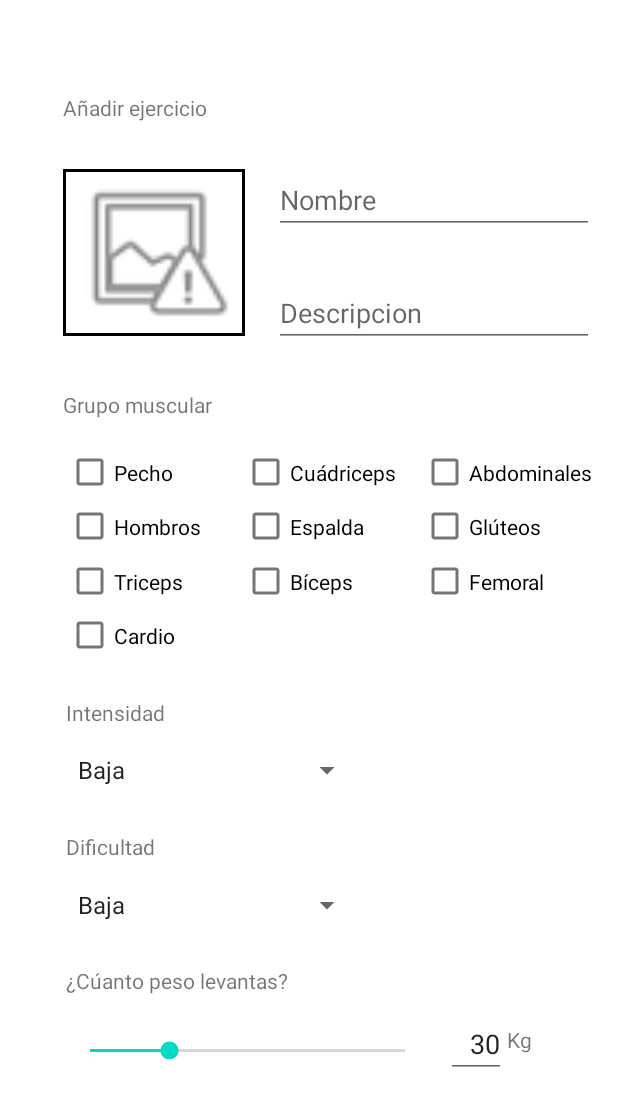
After one commit to anderct105/workit, an Android app: the AddElementoFragment screen opened through its navigation route, on a phone screen of 412 x 824 dp. The commit adds this screen. Shown: the top 1106 px of the screen. Run offline under Robolectric (Android 15) with nearby library versions, the phone set to English and light mode, and no system bars.

Commit message:
Hecho pantalla de añadir ejercicio

```diff
--- /dev/null
+++ b/app/src/main/java/ehu/das/workit/AddElementoFragment.java
@@ -0,0 +1,87 @@
+package ehu.das.workit;
+
+import android.os.Bundle;
+
+import androidx.annotation.Nullable;
+import androidx.fragment.app.Fragment;
+import androidx.navigation.Navigation;
+
+import android.text.Editable;
+import android.text.TextWatcher;
+import android.view.LayoutInflater;
+import android.view.View;
+import android.view.ViewGroup;
+import android.widget.EditText;
+import android.widget.SeekBar;
+import android.widget.Toast;
+
+import java.time.Duration;
+
+/**
+ * A simple {@link Fragment} subclass.
+ * Use the {@link AddElementoFragment} factory method to
+ * create an instance of this fragment.
+ */
+public class AddElementoFragment extends Fragment implements IOnBackPressed {
+
+
+    @Override
+    public void onCreate(Bundle savedInstanceState) {
+        super.onCreate(savedInstanceState);
+    }
+
+    @Override
+    public View onCreateView(LayoutInflater inflater, ViewGroup container,
+                             Bundle savedInstanceState) {
+        // Inflate the layout for this fragment
+        return inflater.inflate(R.layout.fragment_add_elemento, container, false);
+    }
+
+    @Override
+    public void onActivityCreated(@Nullable Bundle savedInstanceState) {
+        super.onActivityCreated(savedInstanceState);
+        EditText et = getActivity().findViewById(R.id.valorPeso);
+        SeekBar seekBar = getActivity().findViewById(R.id.peso);
+        seekBar.setOnSeekBarChangeListener(new SeekBar.OnSeekBarChangeListener() {
+            @Override
+            public void onProgressChanged(SeekBar seekBar, int progress, boolean fromUser) {
+                et.setText(progress);
+            }
+
+            @Override
+            public void onStartTrackingTouch(SeekBar seekBar) {
+
+            }
+
+            @Override
+            public void onStopTrackingTouch(SeekBar seekBar) {
+
+            }
+        });
+        et.addTextChangedListener(new TextWatcher() {
+            @Override
+            public void beforeTextChanged(CharSequence s, int start, int count, int after) {
+
+            }
+
+            @Override
+            public void onTextChanged(CharSequence s, int start, int before, int count) {
+                int d = Integer.parseInt(String.valueOf(et.getText()));
+                seekBar.setProgress(d);
+            }
+
+            @Override
+            public void afterTextChanged(Editable s) {
+
+            }
+        });
+  }
+
+
+    @Override
+    public boolean onBackPressed() {
+        Toast.makeText(getContext(), "hola", Toast.LENGTH_LONG).show();
+        Navigation.findNavController(getView()).navigate(R.id.action_addElementoFragment_to_menuFragment);
+        return false;
+    }
+}
--- /dev/null
+++ b/app/src/main/java/ehu/das/workit/IOnBackPressed.java
@@ -0,0 +1,5 @@
+package ehu.das.workit;
+
+public interface IOnBackPressed {
+    boolean onBackPressed();
+}
--- a/app/src/main/java/ehu/das/workit/MenuFragment.java
+++ b/app/src/main/java/ehu/das/workit/MenuFragment.java
@@ -8,6 +8,7 @@ import androidx.annotation.Nullable;
 import androidx.fragment.app.Fragment;
 import androidx.fragment.app.FragmentManager;
 import androidx.fragment.app.FragmentStatePagerAdapter;
+import androidx.navigation.Navigation;
 import androidx.viewpager.widget.PagerAdapter;
 import androidx.viewpager.widget.ViewPager;
 import androidx.viewpager2.widget.ViewPager2;
@@ -48,6 +49,10 @@ public class MenuFragment extends Fragment {
         addContenido.setColorFilter(Color.WHITE);
         ImageButton configuracion = getActivity().findViewById(R.id.configuracion);
         configuracion.setColorFilter(Color.WHITE);
+        addContenido.setOnClickListener(v -> {
+            AñadirDialog ad = new AñadirDialog(configuracion);
+            ad.show(getActivity().getSupportFragmentManager(), "añadir");
+        });
         mPager = (ViewPager) getActivity().findViewById(R.id.viewPage);
         pagerAdapter = new ViewPagerAdapter(getActivity().getSupportFragmentManager());
         pagerAdapter.addFragment(new RutinasFragment(),"rutinas");
--- /dev/null
+++ b/app/src/main/res/layout/fragment_add_elemento.xml
@@ -0,0 +1,299 @@
+<?xml version="1.0" encoding="utf-8"?>
+<FrameLayout xmlns:android="http://schemas.android.com/apk/res/android"
+    xmlns:app="http://schemas.android.com/apk/res-auto"
+    xmlns:tools="http://schemas.android.com/tools"
+    android:layout_width="match_parent"
+    android:layout_height="match_parent"
+    tools:context=".AddElementoFragment">
+
+    <androidx.constraintlayout.widget.ConstraintLayout
+        android:layout_width="match_parent"
+        android:layout_height="match_parent">
+
+        <CheckBox
+            android:id="@+id/pecho7"
+            android:layout_width="119dp"
+            android:layout_height="43dp"
+            android:text="Cuádriceps"
+            app:layout_constraintBottom_toBottomOf="parent"
+            app:layout_constraintEnd_toEndOf="parent"
+            app:layout_constraintHorizontal_bias="0.551"
+            app:layout_constraintStart_toStartOf="parent"
+            app:layout_constraintTop_toTopOf="parent"
+            app:layout_constraintVertical_bias="0.376" />
+
+        <CheckBox
+            android:id="@+id/pecho11"
+            android:layout_width="119dp"
+            android:layout_height="43dp"
+            android:text="Glúteos"
+            app:layout_constraintBottom_toBottomOf="parent"
+            app:layout_constraintEnd_toEndOf="parent"
+            app:layout_constraintHorizontal_bias="0.958"
+            app:layout_constraintStart_toStartOf="parent"
+            app:layout_constraintTop_toTopOf="parent"
+            app:layout_constraintVertical_bias="0.422" />
+
+        <CheckBox
+            android:id="@+id/pecho12"
+            android:layout_width="119dp"
+            android:layout_height="43dp"
+            android:text="Femoral"
+            app:layout_constraintBottom_toBottomOf="parent"
+            app:layout_constraintEnd_toEndOf="parent"
+            app:layout_constraintHorizontal_bias="0.958"
+            app:layout_constraintStart_toStartOf="parent"
+            app:layout_constraintTop_toTopOf="parent"
+            app:layout_constraintVertical_bias="0.469" />
+
+        <CheckBox
+            android:id="@+id/pecho10"
+            android:layout_width="119dp"
+            android:layout_height="43dp"
+            android:text="Abdominales"
+            app:layout_constraintBottom_toBottomOf="parent"
+            app:layout_constraintEnd_toEndOf="parent"
+            app:layout_constraintHorizontal_bias="0.958"
+            app:layout_constraintStart_toStartOf="parent"
+            app:layout_constraintTop_toTopOf="parent"
+            app:layout_constraintVertical_bias="0.376" />
+
+        <CheckBox
+            android:id="@+id/pecho8"
+            android:layout_width="119dp"
+            android:layout_height="43dp"
+            android:text="Espalda"
+            app:layout_constraintBottom_toBottomOf="parent"
+            app:layout_constraintEnd_toEndOf="parent"
+            app:layout_constraintHorizontal_bias="0.551"
+            app:layout_constraintStart_toStartOf="parent"
+            app:layout_constraintTop_toTopOf="parent"
+            app:layout_constraintVertical_bias="0.422" />
+
+        <CheckBox
+            android:id="@+id/pecho9"
+            android:layout_width="119dp"
+            android:layout_height="43dp"
+            android:text="Bíceps"
+            app:layout_constraintBottom_toBottomOf="parent"
+            app:layout_constraintEnd_toEndOf="parent"
+            app:layout_constraintHorizontal_bias="0.551"
+            app:layout_constraintStart_toStartOf="parent"
+            app:layout_constraintTop_toTopOf="parent"
+            app:layout_constraintVertical_bias="0.469" />
+
+        <TextView
+            android:id="@+id/tituloAddEjercicio"
+            android:layout_width="wrap_content"
+            android:layout_height="wrap_content"
+            android:text="Añadir ejercicio"
+            app:layout_constraintBottom_toBottomOf="parent"
+            app:layout_constraintEnd_toEndOf="parent"
+            app:layout_constraintHorizontal_bias="0.133"
+            app:layout_constraintStart_toStartOf="parent"
+            app:layout_constraintTop_toTopOf="parent"
+            app:layout_constraintVertical_bias="0.077" />
+
+        <ImageView
+            android:id="@+id/imageView"
+            android:layout_width="121dp"
+            android:layout_height="111dp"
+            android:background="@layout/image_border"
+            android:src="@android:drawable/ic_menu_report_image"
+            app:layout_constraintBottom_toBottomOf="parent"
+            app:layout_constraintEnd_toEndOf="parent"
+            app:layout_constraintHorizontal_bias="0.144"
+            app:layout_constraintStart_toStartOf="parent"
+            app:layout_constraintTop_toTopOf="parent"
+            app:layout_constraintVertical_bias="0.158" />
+
+        <EditText
+            android:id="@+id/editTextTextPersonName"
+            android:layout_width="wrap_content"
+            android:layout_height="wrap_content"
+            android:ems="10"
+            android:hint="Nombre"
+            android:inputType="textPersonName"
+            app:layout_constraintBottom_toBottomOf="parent"
+            app:layout_constraintEnd_toEndOf="parent"
+            app:layout_constraintHorizontal_bias="0.92"
+            app:layout_constraintStart_toStartOf="parent"
+            app:layout_constraintTop_toTopOf="parent"
+            app:layout_constraintVertical_bias="0.142" />
+
+        <EditText
+            android:id="@+id/editTextTextPersonName2"
+            android:layout_width="wrap_content"
+            android:layout_height="wrap_content"
+            android:ems="10"
+            android:hint="Descripcion"
+            android:inputType="textPersonName"
+            app:layout_constraintBottom_toBottomOf="parent"
+            app:layout_constraintEnd_toEndOf="parent"
+            app:layout_constraintHorizontal_bias="0.92"
+            app:layout_constraintStart_toStartOf="parent"
+            app:layout_constraintTop_toTopOf="parent"
+            app:layout_constraintVertical_bias="0.239" />
+
+        <TextView
+            android:layout_width="wrap_content"
+            android:layout_height="wrap_content"
+            android:text="Grupo muscular"
+            app:layout_constraintBottom_toBottomOf="parent"
+            app:layout_constraintEnd_toEndOf="parent"
+            app:layout_constraintHorizontal_bias="0.134"
+            app:layout_constraintStart_toStartOf="parent"
+            app:layout_constraintTop_toTopOf="parent"
+            app:layout_constraintVertical_bias="0.323" />
+
+        <TextView
+            android:id="@+id/textView4"
+            android:layout_width="wrap_content"
+            android:layout_height="wrap_content"
+            android:text="Dificultad"
+            app:layout_constraintBottom_toBottomOf="parent"
+            app:layout_constraintEnd_toEndOf="parent"
+            app:layout_constraintHorizontal_bias="0.125"
+            app:layout_constraintStart_toStartOf="parent"
+            app:layout_constraintTop_toTopOf="parent"
+            app:layout_constraintVertical_bias="0.689" />
+
+        <TextView
+            android:id="@+id/textView2"
+            android:layout_width="wrap_content"
+            android:layout_height="wrap_content"
+            android:text="Intensidad"
+            app:layout_constraintBottom_toBottomOf="parent"
+            app:layout_constraintEnd_toEndOf="parent"
+            app:layout_constraintHorizontal_bias="0.127"
+            app:layout_constraintStart_toStartOf="parent"
+            app:layout_constraintTop_toTopOf="parent"
+            app:layout_constraintVertical_bias="0.578" />
+
+        <Spinner
+            android:id="@+id/spinner"
+            android:layout_width="198dp"
+            android:layout_height="33dp"
+            android:entries="@array/intensidad"
+            app:layout_constraintBottom_toBottomOf="parent"
+            app:layout_constraintEnd_toEndOf="parent"
+            app:layout_constraintHorizontal_bias="0.206"
+            app:layout_constraintStart_toStartOf="parent"
+            app:layout_constraintTop_toTopOf="parent"
+            app:layout_constraintVertical_bias="0.628" />
+
+        <Spinner
+            android:id="@+id/spinner2"
+            android:layout_width="198dp"
+            android:layout_height="33dp"
+            android:entries="@array/intensidad"
+            app:layout_constraintBottom_toBottomOf="parent"
+            app:layout_constraintEnd_toEndOf="parent"
+            app:layout_constraintHorizontal_bias="0.206"
+            app:layout_constraintStart_toStartOf="parent"
+            app:layout_constraintTop_toTopOf="parent"
+            app:layout_constraintVertical_bias="0.742" />
+
+        <CheckBox
+            android:id="@+id/pecho"
+            android:layout_width="119dp"
+            android:layout_height="43dp"
+            android:text="Pecho"
+            app:layout_constraintBottom_toBottomOf="parent"
+            app:layout_constraintEnd_toEndOf="parent"
+            app:layout_constraintHorizontal_bias="0.15"
+            app:layout_constraintStart_toStartOf="parent"
+            app:layout_constraintTop_toTopOf="parent"
+            app:layout_constraintVertical_bias="0.376" />
+
+        <CheckBox
+            android:id="@+id/pecho2"
+            android:layout_width="119dp"
+            android:layout_height="43dp"
+            android:text="Hombros"
+            app:layout_constraintBottom_toBottomOf="parent"
+            app:layout_constraintEnd_toEndOf="parent"
+            app:layout_constraintHorizontal_bias="0.15"
+            app:layout_constraintStart_toStartOf="parent"
+            app:layout_constraintTop_toTopOf="parent"
+            app:layout_constraintVertical_bias="0.422" />
+
+        <CheckBox
+            android:id="@+id/pecho3"
+            android:layout_width="119dp"
+            android:layout_height="43dp"
+            android:text="Triceps"
+            app:layout_constraintBottom_toBottomOf="parent"
+            app:layout_constraintEnd_toEndOf="parent"
+            app:layout_constraintHorizontal_bias="0.15"
+            app:layout_constraintStart_toStartOf="parent"
+            app:layout_constraintTop_toTopOf="parent"
+            app:layout_constraintVertical_bias="0.469" />
+
+        <CheckBox
+            android:id="@+id/pecho13"
+            android:layout_width="119dp"
+            android:layout_height="43dp"
+            android:text="Cardio"
+            app:layout_constraintBottom_toBottomOf="parent"
+            app:layout_constraintEnd_toEndOf="parent"
+            app:layout_constraintHorizontal_bias="0.15"
+            app:layout_constraintStart_toStartOf="parent"
+            app:layout_constraintTop_toTopOf="parent"
+            app:layout_constraintVertical_bias="0.515" />
+
+        <SeekBar
+            android:id="@+id/peso"
+            style="@android:style/Widget.DeviceDefault.Light.SeekBar"
+            android:layout_width="242dp"
+            android:layout_height="47dp"
+            android:max="120"
+            android:progress="30"
+            app:layout_constraintBottom_toBottomOf="parent"
+            app:layout_constraintEnd_toEndOf="parent"
+            app:layout_constraintHorizontal_bias="0.26"
+            app:layout_constraintStart_toStartOf="parent"
+            app:layout_constraintTop_toTopOf="parent"
+            app:layout_constraintVertical_bias="0.872" />
+
+        <EditText
+            android:id="@+id/valorPeso"
+            android:layout_width="40dp"
+            android:layout_height="41dp"
+            android:ems="10"
+            android:inputType="numberDecimal"
+            android:text="30"
+            android:textAlignment="textEnd"
+            app:layout_constraintBottom_toBottomOf="parent"
+            app:layout_constraintEnd_toEndOf="parent"
+            app:layout_constraintHorizontal_bias="0.8"
+            app:layout_constraintStart_toStartOf="parent"
+            app:layout_constraintTop_toTopOf="parent"
+            app:layout_constraintVertical_bias="0.865" />
+
+        <TextView
+            android:id="@+id/textView5"
+            android:layout_width="wrap_content"
+            android:layout_height="wrap_content"
+            android:text="Kg"
+            app:layout_constraintBottom_toBottomOf="parent"
+            app:layout_constraintEnd_toEndOf="parent"
+            app:layout_constraintHorizontal_bias="0.855"
+            app:layout_constraintStart_toStartOf="parent"
+            app:layout_constraintTop_toTopOf="parent"
+            app:layout_constraintVertical_bias="0.849" />
+
+        <TextView
+            android:id="@+id/textView"
+            android:layout_width="wrap_content"
+            android:layout_height="wrap_content"
+            android:text="¿Cúanto peso levantas?"
+            app:layout_constraintBottom_toBottomOf="parent"
+            app:layout_constraintEnd_toEndOf="parent"
+            app:layout_constraintHorizontal_bias="0.167"
+            app:layout_constraintStart_toStartOf="parent"
+            app:layout_constraintTop_toTopOf="parent"
+            app:layout_constraintVertical_bias="0.8" />
+
+    </androidx.constraintlayout.widget.ConstraintLayout>
+</FrameLayout>
--- a/app/src/main/res/layout/fragment_login.xml
+++ b/app/src/main/res/layout/fragment_login.xml
@@ -31,7 +31,7 @@
                 android:elevation="50dp">
 
                 <EditText
-                    android:id="@+id/username"
+                    android:id="@+id/usuario_email"
                     android:layout_width="254dp"
                     android:layout_height="68dp"
                     android:ems="10"
@@ -47,7 +47,7 @@
                     app:layout_constraintVertical_bias="0.183" />
 
                 <EditText
-                    android:id="@+id/editTextTextPassword"
+                    android:id="@+id/contraseña"
                     android:layout_width="254dp"
                     android:layout_height="68dp"
                     android:ems="10"
--- a/app/src/main/res/navigation/nav_graph.xml
+++ b/app/src/main/res/navigation/nav_graph.xml
@@ -19,5 +19,22 @@
         android:id="@+id/menuFragment"
         android:name="ehu.das.workit.MenuFragment"
         android:label="fragment_menu"
-        tools:layout="@layout/fragment_menu" />
+        tools:layout="@layout/fragment_menu" >
+        <action
+            android:id="@+id/action_menuFragment_to_addElementoFragment"
+            app:destination="@id/addElementoFragment" />
+    </fragment>
+    <dialog
+        android:id="@+id/añadirDialog"
+        android:name="ehu.das.workit.AñadirDialog"
+        android:label="AñadirDialog" />
+    <fragment
+        android:id="@+id/addElementoFragment"
+        android:name="ehu.das.workit.AddElementoFragment"
+        android:label="fragment_add_elemento"
+        tools:layout="@layout/fragment_add_elemento" >
+        <action
+            android:id="@+id/action_addElementoFragment_to_menuFragment"
+            app:destination="@id/menuFragment" />
+    </fragment>
 </navigation>
--- a/app/src/main/res/values/strings.xml
+++ b/app/src/main/res/values/strings.xml
@@ -11,4 +11,9 @@
     <string name="login_failed">"Login failed"</string>
     <!-- TODO: Remove or change this placeholder text -->
     <string name="hello_blank_fragment">Hello blank fragment</string>
+    <string-array name="intensidad">
+        <item>Baja</item>
+        <item>Media</item>
+        <item>Alta</item>
+    </string-array>
 </resources>
```
Also changed, not shown: app/src/main/java/ehu/das/workit/AñadirDialog.java (added, +43 -0 lines), app/src/main/java/ehu/das/workit/BD.java (added, +26 -0 lines), app/src/main/java/ehu/das/workit/LoginFragment.java (+29 -2 lines), app/src/main/java/ehu/das/workit/MainActivity.java (+26 -4 lines), app/src/main/java/ehu/das/workit/ViewPagerAdapter.java (added, +39 -0 lines), app/src/main/res/drawable-v24/ic_search_black_24dp.xml (added, +9 -0 lines), app/src/main/res/layout/crear_ejercicio_rutina.xml (added, +89 -0 lines), app/src/main/res/layout/image_border.xml (added, +9 -0 lines), app/src/main/res/drawable-v24/ejercicios.webp (added).
